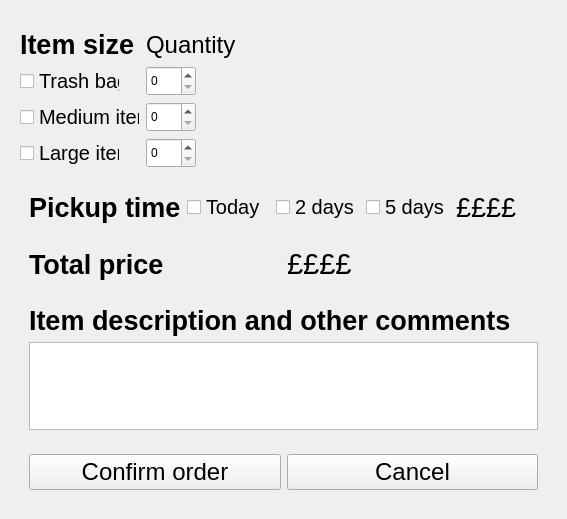
First picture: the form in extrapickupwindow.ui, repository EduPonz/SmartTrashCan_B376, before the edit.
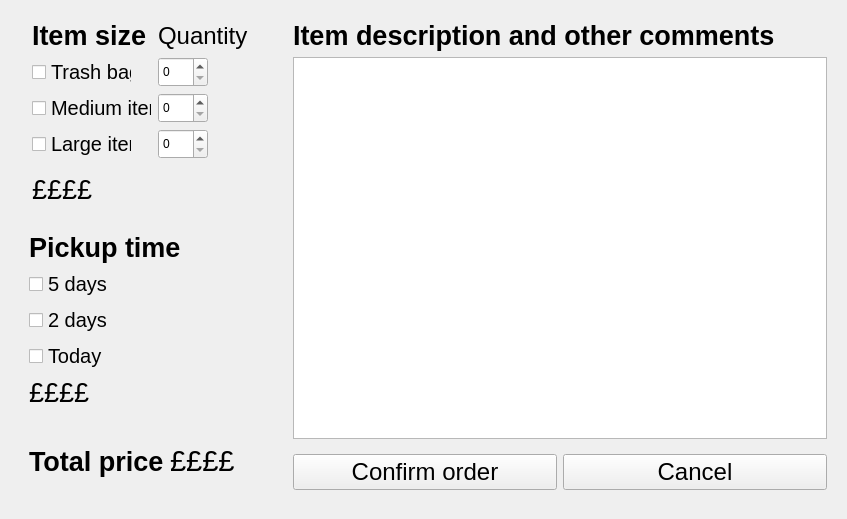
Second picture: the form after the edit.

Diff of the .ui file:
```diff
--- a/extrapickupwindow.ui
+++ b/extrapickupwindow.ui
@@ -6,7 +6,7 @@
    <rect>
     <x>0</x>
     <y>0</y>
-    <width>567</width>
+    <width>847</width>
     <height>519</height>
    </rect>
   </property>
@@ -23,23 +23,26 @@
    <item>
     <widget class="QWidget" name="widget" native="true">
      <layout class="QVBoxLayout" name="verticalLayout">
+      <property name="topMargin">
+       <number>0</number>
+      </property>
       <item>
        <widget class="QWidget" name="widget_7" native="true">
         <property name="layoutDirection">
          <enum>Qt::LeftToRight</enum>
         </property>
-        <layout class="QHBoxLayout" name="horizontalLayout_4" stretch="0,0">
+        <layout class="QVBoxLayout" name="verticalLayout_4" stretch="0,0">
          <property name="leftMargin">
-          <number>0</number>
+          <number>12</number>
          </property>
          <property name="topMargin">
           <number>0</number>
          </property>
          <property name="rightMargin">
-          <number>0</number>
+          <number>12</number>
          </property>
          <property name="bottomMargin">
-          <number>0</number>
+          <number>12</number>
          </property>
          <item>
           <widget class="QWidget" name="widget_2" native="true">
@@ -174,8 +177,15 @@
           </widget>
          </item>
          <item>
-          <widget class="QWidget" name="widget_8" native="true">
-           <layout class="QHBoxLayout" name="horizontalLayout_6"/>
+          <widget class="QLabel" name="label_3">
+           <property name="font">
+            <font>
+             <pointsize>20</pointsize>
+            </font>
+           </property>
+           <property name="text">
+            <string>££££</string>
+           </property>
           </widget>
          </item>
         </layout>
@@ -183,7 +193,7 @@
       </item>
       <item>
        <widget class="QWidget" name="widget_3" native="true">
-        <layout class="QHBoxLayout" name="horizontalLayout_2">
+        <layout class="QVBoxLayout" name="verticalLayout_3">
          <item>
           <widget class="QLabel" name="extrapickupSizeLabel_2">
            <property name="font">
@@ -198,30 +208,6 @@
            </property>
           </widget>
          </item>
-         <item>
-          <widget class="QCheckBox" name="checkBox_5">
-           <property name="font">
-            <font>
-             <pointsize>15</pointsize>
-            </font>
-           </property>
-           <property name="text">
-            <string>Today</string>
-           </property>
-          </widget>
-         </item>
-         <item>
-          <widget class="QCheckBox" name="checkBox_6">
-           <property name="font">
-            <font>
-             <pointsize>15</pointsize>
-            </font>
-           </property>
-           <property name="text">
-            <string>2 days</string>
-           </property>
-          </widget>
-         </item>
          <item>
           <widget class="QCheckBox" name="checkBox_4">
            <property name="font">
@@ -234,6 +220,30 @@
            </property>
           </widget>
          </item>
+         <item>
+          <widget class="QCheckBox" name="checkBox_6">
+           <property name="font">
+            <font>
+             <pointsize>15</pointsize>
+            </font>
+           </property>
+           <property name="text">
+            <string>2 days</string>
+           </property>
+          </widget>
+         </item>
+         <item>
+          <widget class="QCheckBox" name="checkBox_5">
+           <property name="font">
+            <font>
+             <pointsize>15</pointsize>
+            </font>
+           </property>
+           <property name="text">
+            <string>Today</string>
+           </property>
+          </widget>
+         </item>
          <item>
           <widget class="QLabel" name="label_4">
            <property name="font">
@@ -283,15 +293,12 @@
         </layout>
        </widget>
       </item>
+     </layout>
+    </widget>
+   </item>
       <item>
-       <widget class="QWidget" name="widget_4" native="true">
-        <property name="maximumSize">
-         <size>
-          <width>16777215</width>
-          <height>250</height>
-         </size>
-        </property>
-        <layout class="QVBoxLayout" name="verticalLayout_2">
+    <widget class="QWidget" name="widget_8" native="true">
+     <layout class="QVBoxLayout" name="verticalLayout_5">
          <item>
           <widget class="QLabel" name="extrapickupCommentLabel">
            <property name="font">
@@ -309,12 +316,15 @@
          <item>
           <widget class="QTextEdit" name="extrapickupCommentText"/>
          </item>
-        </layout>
-       </widget>
-      </item>
       <item>
        <widget class="QWidget" name="widget_5" native="true">
         <layout class="QHBoxLayout" name="horizontalLayout_3">
+         <property name="leftMargin">
+          <number>0</number>
+         </property>
+         <property name="rightMargin">
+          <number>0</number>
+         </property>
          <item>
           <widget class="QPushButton" name="pushButton">
            <property name="font">
```
Lines whose indentation alone changed are shown as unchanged.
